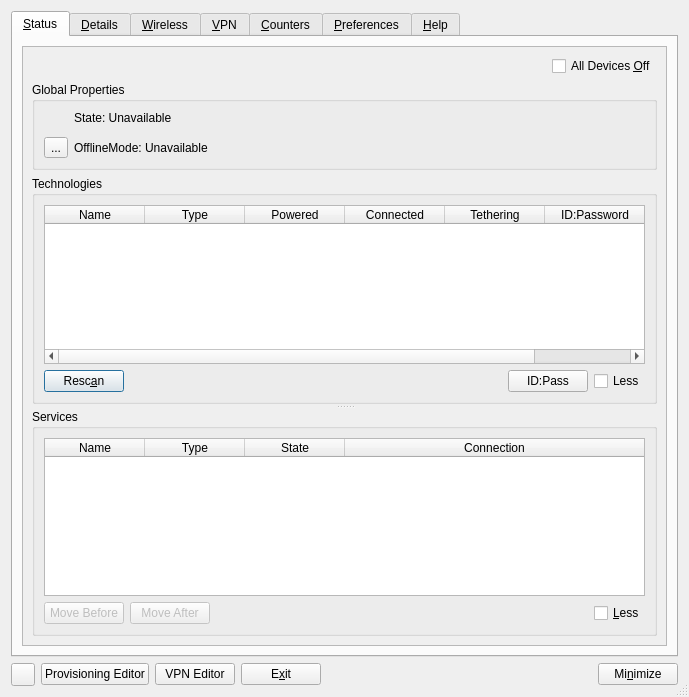
Qt form apps/cmstapp/code/control_box/ui/controlbox.ui (andrew-bibb/cmst) before a commit.
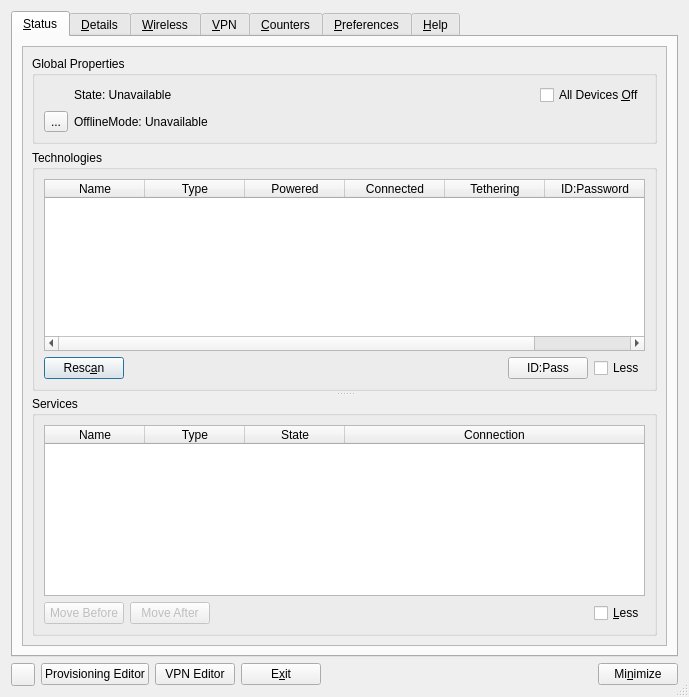
The same form after that commit.

Commit message: change log and version date for issue 201 fix

Patch:
```diff
--- a/apps/cmstapp/code/control_box/ui/controlbox.ui
+++ b/apps/cmstapp/code/control_box/ui/controlbox.ui
@@ -64,33 +64,6 @@
           </property>
           <layout class="QGridLayout" name="gridLayout_2">
            <item row="0" column="0">
-            <layout class="QGridLayout" name="gridLayout_4">
-             <item row="0" column="0">
-              <spacer name="horizontalSpacer_2">
-               <property name="orientation">
-                <enum>Qt::Horizontal</enum>
-               </property>
-               <property name="sizeHint" stdset="0">
-                <size>
-                 <width>40</width>
-                 <height>20</height>
-                </size>
-               </property>
-              </spacer>
-             </item>
-             <item row="0" column="1">
-              <widget class="QCheckBox" name="checkBox_devicesoff">
-               <property name="whatsThis">
-                <string>&lt;html&gt;&lt;head/&gt;&lt;body&gt;&lt;p&gt;This checkbox controls the global setting for switching all radios on or off. When checked all radios are powered down.&lt;/p&gt;&lt;p&gt;When the system is In offline mode it is possible to turn individual devices back on. When leaving offline mode the individual policy of each device determines if the radio is turned back on or not.&lt;/p&gt;&lt;/body&gt;&lt;/html&gt;</string>
-               </property>
-               <property name="text">
-                <string>All Devices &amp;Off</string>
-               </property>
-              </widget>
-             </item>
-            </layout>
-           </item>
-           <item row="1" column="0">
             <widget class="QGroupBox" name="groupBox_global_properties">
              <property name="whatsThis">
               <string>&lt;html&gt;&lt;head/&gt;&lt;body&gt;&lt;p&gt;&lt;span style=&quot; font-weight:600;&quot;&gt;OfflineMode&lt;/span&gt;&lt;/p&gt;&lt;p&gt;The offline mode indicates the global setting for switching all radios on or off. Changing offline mode to true results in powering down all devices. When leaving offline mode the individual policy of each device decides to switch the radio back on or not. &lt;/p&gt;&lt;p&gt;During offline mode, it is still possible to switch certain technologies manually back on. For example the limited usage of WiFi or Bluetooth devices might be allowed in some situations.&lt;/p&gt;&lt;/body&gt;&lt;/html&gt;</string>
@@ -99,7 +72,9 @@
               <string>Global Properties</string>
              </property>
              <layout class="QGridLayout" name="gridLayout_16">
-              <item row="2" column="1" colspan="2">
+              <item row="0" column="1">
+               <layout class="QGridLayout" name="gridLayout_18">
+                <item row="1" column="1">
                <widget class="QLabel" name="label_offlinemode">
                 <property name="whatsThis">
                  <string>&lt;html&gt;&lt;head/&gt;&lt;body&gt;&lt;p&gt;The global setting for switching all radios on or off. When offline mode is engaged all radios are powered down.&lt;/p&gt;&lt;p&gt;While in offline mode it is possible to turn individual devices back on. When leaving offline mode the individual policy of each device determines if the radio is turned back on or not.&lt;/p&gt;&lt;/body&gt;&lt;/html&gt;</string>
@@ -109,19 +84,6 @@
                 </property>
                </widget>
               </item>
-              <item row="0" column="2" rowspan="2" colspan="4">
-               <spacer name="horizontalSpacer_4">
-                <property name="orientation">
-                 <enum>Qt::Horizontal</enum>
-                </property>
-                <property name="sizeHint" stdset="0">
-                 <size>
-                  <width>506</width>
-                  <height>20</height>
-                 </size>
-                </property>
-               </spacer>
-              </item>
               <item row="0" column="1">
                <widget class="QLabel" name="label_state">
                 <property name="whatsThis">
@@ -132,18 +94,15 @@
                 </property>
                </widget>
               </item>
-              <item row="1" column="5" rowspan="2">
-               <spacer name="horizontalSpacer_5">
-                <property name="orientation">
-                 <enum>Qt::Horizontal</enum>
-                </property>
-                <property name="sizeHint" stdset="0">
-                 <size>
-                  <width>466</width>
-                  <height>20</height>
-                 </size>
-                </property>
-               </spacer>
+                <item row="0" column="2" alignment="Qt::AlignRight">
+                 <widget class="QCheckBox" name="checkBox_devicesoff">
+                  <property name="whatsThis">
+                   <string>&lt;html&gt;&lt;head/&gt;&lt;body&gt;&lt;p&gt;This checkbox controls the global setting for switching all radios on or off. When checked all radios are powered down.&lt;/p&gt;&lt;p&gt;When the system is In offline mode it is possible to turn individual devices back on. When leaving offline mode the individual policy of each device determines if the radio is turned back on or not.&lt;/p&gt;&lt;/body&gt;&lt;/html&gt;</string>
+                  </property>
+                  <property name="text">
+                   <string>All Devices &amp;Off</string>
+                  </property>
+                 </widget>
               </item>
               <item row="0" column="0">
                <widget class="QLabel" name="label_state_pix">
@@ -167,7 +126,7 @@
                 </property>
                </widget>
               </item>
-              <item row="2" column="0">
+                <item row="1" column="0">
                <widget class="QToolButton" name="toolButton_offlinemode">
                 <property name="whatsThis">
                  <string>&lt;html&gt;&lt;head/&gt;&lt;body&gt;&lt;p&gt;The global setting for switching all radios on or off. When offline mode is engaged all radios are powered down.&lt;/p&gt;&lt;p&gt;While in offline mode it is possible to turn individual devices back on. When leaving offline mode the individual policy of each device determines if the radio is turned back on or not.&lt;/p&gt;&lt;/body&gt;&lt;/html&gt;</string>
@@ -181,9 +140,11 @@
                </widget>
               </item>
              </layout>
+              </item>
+             </layout>
             </widget>
            </item>
-           <item row="2" column="0">
+           <item row="1" column="0">
             <widget class="QSplitter" name="splitter01">
              <property name="orientation">
               <enum>Qt::Vertical</enum>
```
Lines whose indentation alone changed are shown as unchanged. The commit also changes 2 other files.
